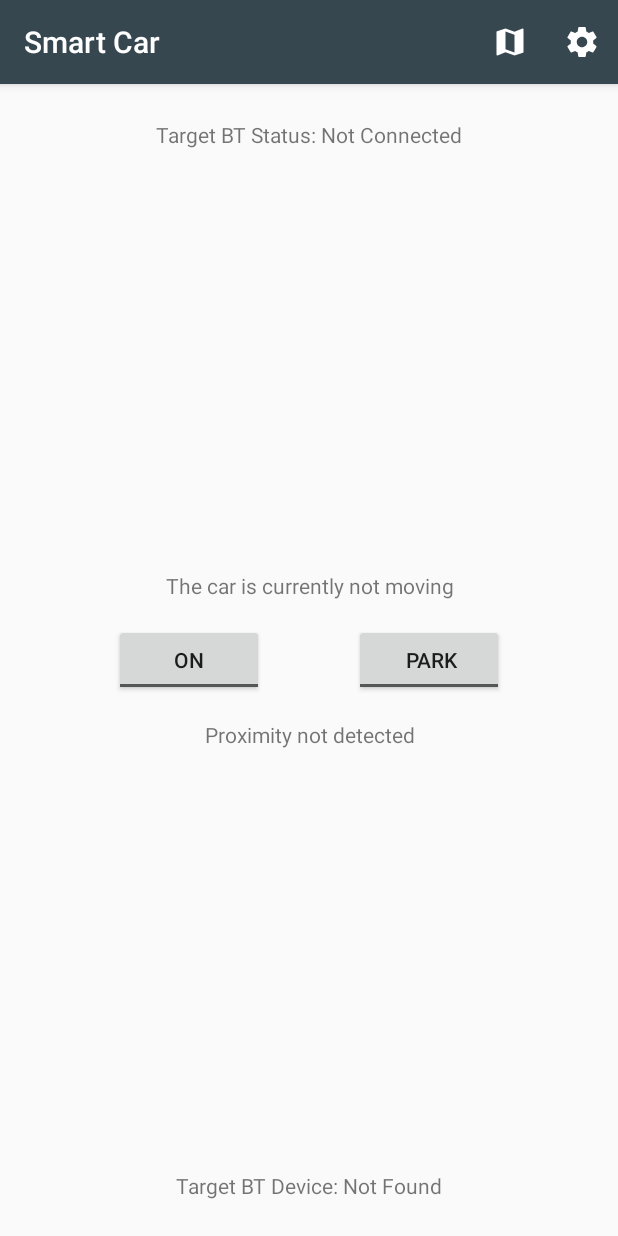
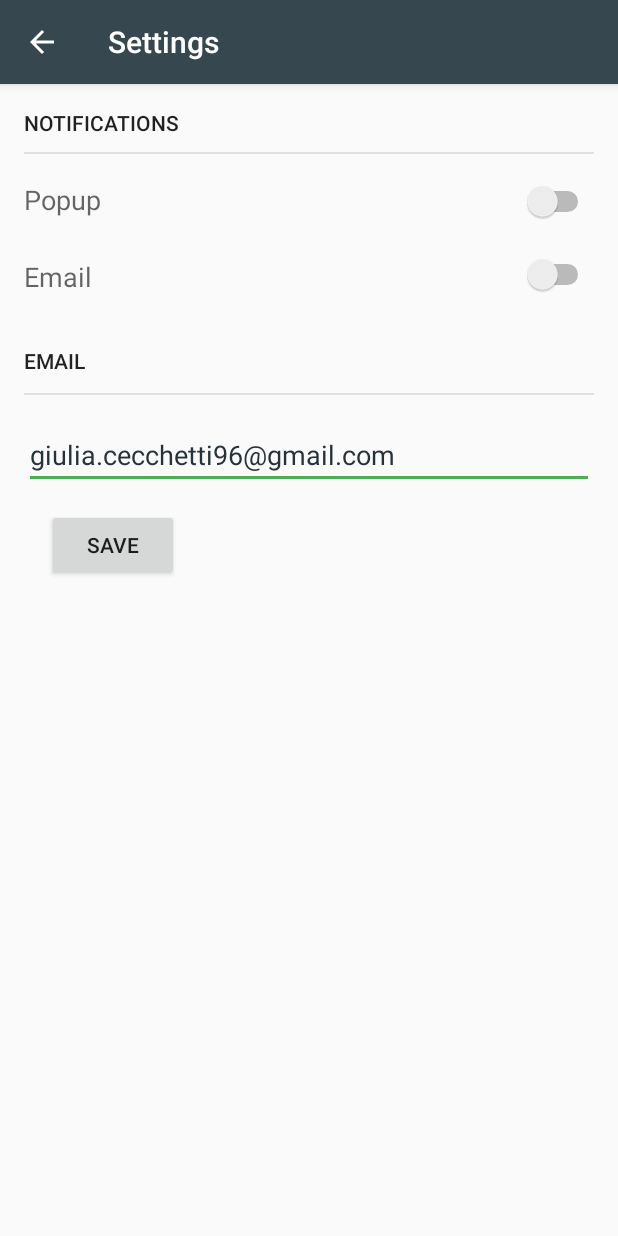
Before and after one commit to fusaimoe/embedded-systems, an Android app: the screen it shows after launch (MainActivity before the commit, SettingsActivity after it), after a tap on "Settings", on a phone screen of 412 x 824 dp. Run offline under Robolectric (Android 15) with nearby library versions, the phone set to English and light mode, and no system bars.

Commit message:
Added Settings Activity

```diff
--- a/consegna-3/smart_car_android/app/src/main/AndroidManifest.xml
+++ b/consegna-3/smart_car_android/app/src/main/AndroidManifest.xml
@@ -19,6 +19,9 @@
                 <category android:name="android.intent.category.LAUNCHER" />
             </intent-filter>
         </activity>
+        <activity
+            android:name=".SettingsActivity"
+            android:label="Settings"/>
     </application>
 
 </manifest>
--- a/consegna-3/smart_car_android/app/src/main/java/com/fusaimoe/smart_car/MainActivity.java
+++ b/consegna-3/smart_car_android/app/src/main/java/com/fusaimoe/smart_car/MainActivity.java
@@ -32,6 +32,7 @@ import com.fusaimoe.smart_car.bt.BluetoothConnectionManager;
 import com.fusaimoe.smart_car.bt.BluetoothConnectionTask;
 import com.fusaimoe.smart_car.bt.BluetoothUtils;
 import com.fusaimoe.smart_car.bt.MsgTooBigException;
+import com.fusaimoe.smart_car.email.EmailManagement;
 import com.fusaimoe.smart_car.email.GMailSender;
 
 /*import com.google.android.gms.common.ConnectionResult;
@@ -88,11 +89,10 @@ public class MainActivity extends AppCompatActivity /*implements ConnectionCallb
         /**Codice per l'invio dell'email, non ha ancora un posto dove stare**/
         /*Log.i("SendMailActivity", "Send Button Clicked.");
 
-        String[] spam = new String[] { "info@cgiulia.com", "giulia.cecchetti96@gmail.com" };
+        String[] spam = new String[] {EmailManagement.getEmail()};
         List<String> toEmailList = Arrays.asList(spam);
         new SendMailTask(MainActivity.this).execute("carcontactemergency@gmail.com",
-                "ContactService1", toEmailList, "Contatto", "Attenzione, la tua macchina ha appena subito un contatto. Verifica dove è avvenuto.");
-        */
+                "ContactService1", toEmailList, "Contatto", "Attenzione, la tua macchina ha appena subito un contatto. Verifica dove è avvenuto.");*/
 
         uiHandler = new MainActivityHandler(this);
     }
@@ -107,6 +107,19 @@ public class MainActivity extends AppCompatActivity /*implements ConnectionCallb
         if (mapItem!=null && settingsItem!=null) {
             tintMenuIcon(MainActivity.this, settingsItem, R.color.white);
             tintMenuIcon(MainActivity.this, mapItem, R.color.white);
+        }
+        return true;
+    }
+
+    @Override
+    public boolean onOptionsItemSelected(MenuItem item) {
+        switch(item.getItemId()) {
+            case R.id.settings:
+                Intent intent = new Intent(this, SettingsActivity.class);
+                this.startActivity(intent);
+                break;
+            default:
+                return super.onOptionsItemSelected(item);
         }
         return true;
     }
@@ -147,7 +160,7 @@ public class MainActivity extends AppCompatActivity /*implements ConnectionCallb
     protected void onStop() {
         super.onStop();
         //mGoogleApiClient.disconnect();
-        if(BluetoothConnectionManager.getInstance()!=null){
+        if(BluetoothConnectionManager.getInstance().isAlive()){
             BluetoothConnectionManager.getInstance().cancel();
         }
     }
--- /dev/null
+++ b/consegna-3/smart_car_android/app/src/main/java/com/fusaimoe/smart_car/SettingsActivity.java
@@ -0,0 +1,39 @@
+package com.fusaimoe.smart_car;
+
+import android.content.pm.ActivityInfo;
+import android.os.Bundle;
+import android.support.v7.app.AppCompatActivity;
+import android.view.View;
+import android.widget.Button;
+import android.widget.EditText;
+
+import com.fusaimoe.smart_car.email.EmailManagement;
+
+/**
+ * Created by Giulia on 14/12/2016.
+ */
+
+public class SettingsActivity extends AppCompatActivity {
+
+    private EditText email;
+    private Button save;
+
+    @Override
+    protected void onCreate(Bundle savedInstanceState) {
+        super.onCreate(savedInstanceState);
+
+        getSupportActionBar().setDisplayHomeAsUpEnabled(true);
+        setRequestedOrientation(ActivityInfo.SCREEN_ORIENTATION_PORTRAIT);
+        setContentView(R.layout.activity_settings);
+
+        email=(EditText)findViewById(R.id.emailTextBox);
+        save=(Button)findViewById(R.id.save);
+        email.setText(EmailManagement.getEmail());
+        save.setOnClickListener(new View.OnClickListener() {
+            public void onClick(View v) {
+                EmailManagement.setEmail(email.getText().toString());
+            }
+        });
+
+    }
+}
--- /dev/null
+++ b/consegna-3/smart_car_android/app/src/main/java/com/fusaimoe/smart_car/email/EmailManagement.java
@@ -0,0 +1,18 @@
+package com.fusaimoe.smart_car.email;
+
+/**
+ * Created by Giulia on 14/12/2016.
+ */
+
+public class EmailManagement {
+
+    private static String email = "giulia.cecchetti96@gmail.com";
+
+    public static void setEmail(String change){
+        email=change;
+    }
+
+    public static String getEmail(){
+        return email;
+    }
+}
--- /dev/null
+++ b/consegna-3/smart_car_android/app/src/main/res/layout/activity_settings.xml
@@ -0,0 +1,108 @@
+<?xml version="1.0" encoding="utf-8"?>
+<RelativeLayout xmlns:android="http://schemas.android.com/apk/res/android"
+    android:layout_width="match_parent"
+    android:layout_height="match_parent"
+    xmlns:tools="http://schemas.android.com/tools"
+    android:id="@+id/fragment_car"
+    android:paddingBottom="@dimen/activity_vertical_margin"
+    android:paddingLeft="@dimen/activity_horizontal_margin"
+    android:paddingRight="@dimen/activity_horizontal_margin"
+    android:paddingTop="@dimen/activity_vertical_margin">
+
+    <View
+        android:id="@+id/line"
+        android:layout_width="match_parent"
+        android:layout_height="1dp"
+        android:background="@color/lightGrey"
+        android:layout_below="@+id/notifications"
+        android:layout_alignParentStart="true"
+        android:layout_marginTop="10dp" />
+
+    <Switch
+        android:layout_width="wrap_content"
+        android:layout_height="wrap_content"
+        android:id="@+id/notificationsSwitch"
+        android:layout_alignBaseline="@+id/notificationLabel"
+        android:layout_alignBottom="@+id/notificationLabel"
+        android:layout_alignParentEnd="true" />
+
+    <TextView
+        android:text="EMAIL"
+        android:layout_width="match_parent"
+        android:layout_height="wrap_content"
+        android:id="@+id/email"
+        android:textAppearance="@style/TextAppearance.AppCompat.Button"
+        android:layout_marginTop="34dp"
+        android:layout_below="@+id/emailSwitch"
+        android:layout_alignParentStart="true" />
+
+    <TextView
+        android:text="Popup"
+        android:layout_width="wrap_content"
+        android:layout_height="wrap_content"
+        android:id="@+id/notificationLabel"
+        android:textAppearance="@style/TextAppearance.AppCompat.Display2"
+        android:textSize="18sp"
+        android:layout_below="@+id/line"
+        android:layout_alignParentStart="true"
+        android:layout_marginTop="18dp" />
+
+    <View
+        android:id="@+id/line2"
+        android:layout_width="match_parent"
+        android:layout_height="1dp"
+        android:background="@color/lightGrey"
+        android:layout_below="@+id/email"
+        android:layout_alignParentStart="true"
+        android:layout_marginTop="12dp" />
+
+    <EditText
+        android:layout_width="match_parent"
+        android:layout_height="wrap_content"
+        android:inputType="textEmailAddress"
+        android:ems="10"
+        android:id="@+id/emailTextBox"
+        style="@android:style/Widget.EditText"
+        android:textColor="?attr/actionModeSplitBackground"
+        android:layout_below="@+id/line2"
+        android:layout_alignParentStart="true"
+        android:layout_marginTop="17dp"
+        android:text="Enter your email..." />
+
+    <TextView
+        android:text="Email"
+        android:layout_width="wrap_content"
+        android:layout_height="wrap_content"
+        android:id="@+id/emailLabel"
+        android:textAppearance="@style/TextAppearance.AppCompat.Display2"
+        android:textSize="18sp"
+        android:layout_above="@+id/email"
+        android:layout_alignParentStart="true" />
+
+    <Switch
+        android:layout_width="wrap_content"
+        android:layout_height="wrap_content"
+        android:id="@+id/emailSwitch"
+        android:layout_marginTop="21dp"
+        android:layout_below="@+id/notificationsSwitch"
+        android:layout_alignParentEnd="true" />
+
+    <TextView
+        android:text="notifications"
+        android:layout_width="wrap_content"
+        android:layout_height="wrap_content"
+        android:id="@+id/notifications"
+        android:textAppearance="@style/TextAppearance.AppCompat.Button"
+        android:layout_alignParentTop="true"
+        android:layout_alignParentStart="true" />
+
+    <Button
+        android:text="SAVE"
+        android:layout_width="wrap_content"
+        android:layout_height="wrap_content"
+        android:layout_below="@+id/emailTextBox"
+        android:layout_alignEnd="@+id/notifications"
+        android:layout_marginTop="13dp"
+        android:id="@+id/save" />
+
+</RelativeLayout>
--- a/consegna-3/smart_car_android/app/src/main/res/values/colors.xml
+++ b/consegna-3/smart_car_android/app/src/main/res/values/colors.xml
@@ -5,4 +5,5 @@
     <color name="colorAccent">#4caf50</color>
 
     <color name="white">#ffffff</color>
+    <color name="lightGrey">#e0e0e0</color>
 </resources>
```
